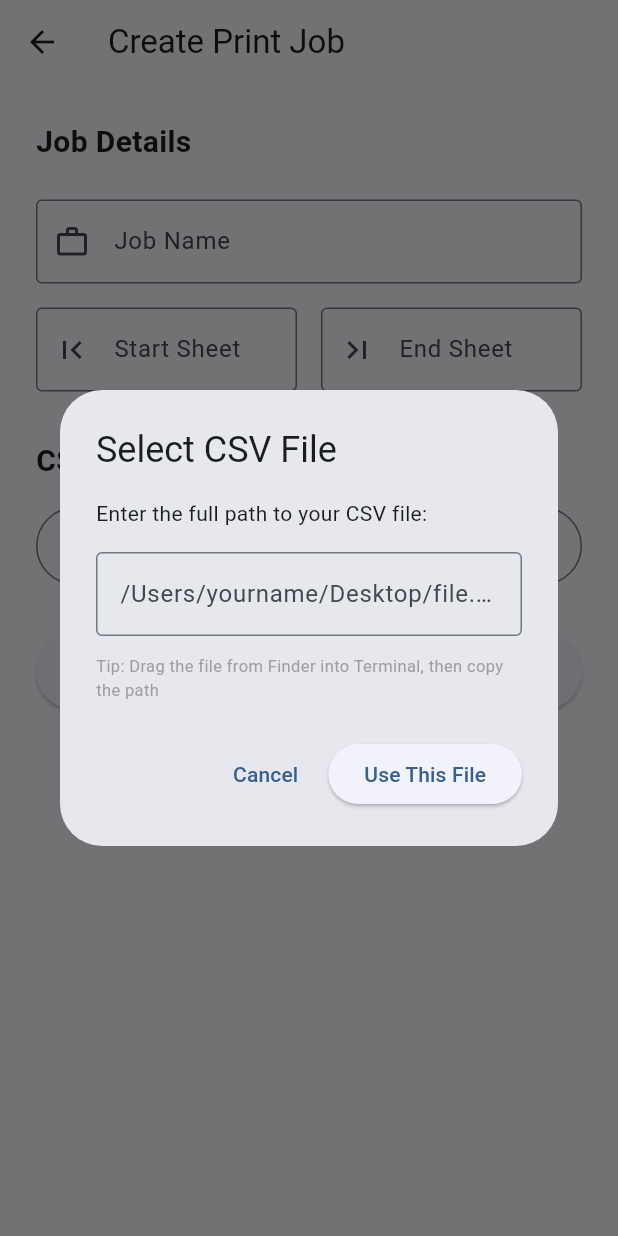
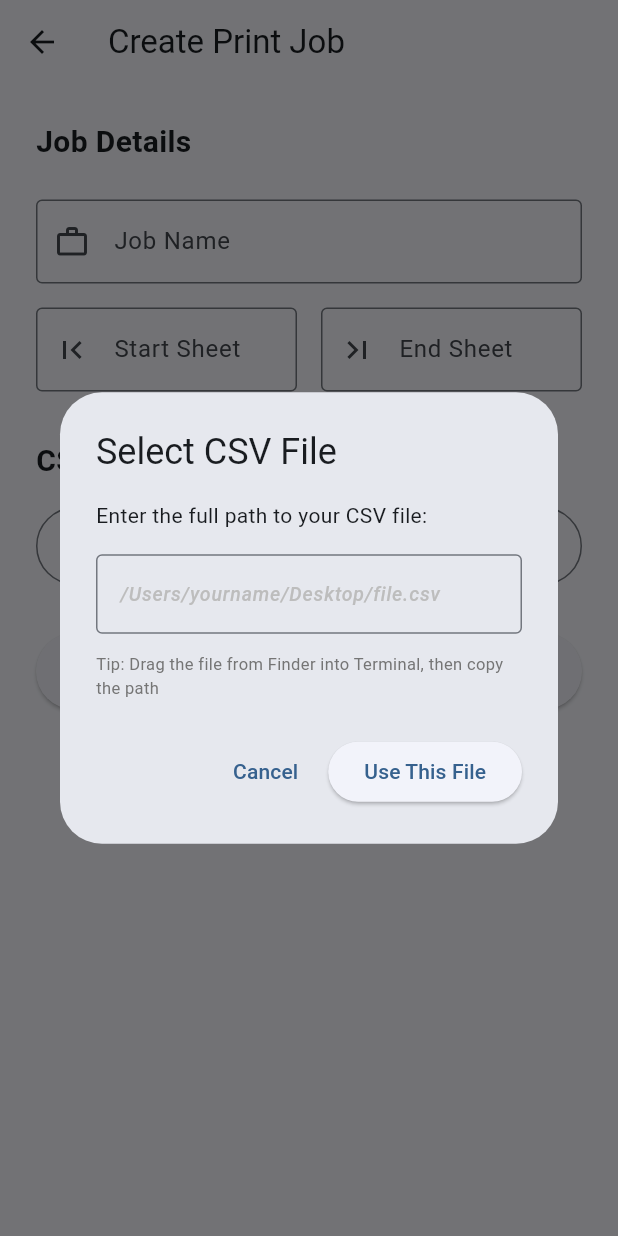
Before and after one commit to MonikaBhasin7/ledger_tracker, a Flutter app: the JobSetupScreen screen opened directly, after a tap on "Select CSV File", on a phone screen of 412 x 824 dp. Run offline on Flutter 3.47's test engine with Material 3 defaults, Android fonts, the phone set to English and light mode, and no system bars; our stand-ins replace csv, get, watcher; missing offline and left inert: window_manager.

Commit message:
ui changes

```diff
--- a/lib/screens/home_screen.dart
+++ b/lib/screens/home_screen.dart
@@ -41,7 +41,7 @@
             ),
             const SizedBox(height: 32),
             Text(
-              'Print Tracker',
+              'Print Tracker - Ledger Graphics',
               style: Theme.of(context).textTheme.headlineLarge?.copyWith(
                 fontWeight: FontWeight.bold,
               ),
--- a/lib/screens/job_setup_screen.dart
+++ b/lib/screens/job_setup_screen.dart
@@ -41,15 +41,25 @@
             const SizedBox(height: 16),
             TextField(
               controller: controller,
-              decoration: const InputDecoration(
+              decoration: InputDecoration(
                 hintText: '/Users/yourname/Desktop/file.csv',
-                border: OutlineInputBorder(),
+                hintStyle: TextStyle(
+                  color: Colors.grey[400],
+                  fontStyle: FontStyle.italic,
+                  fontSize: 13,
+                ),
+                border: const OutlineInputBorder(),
+              ),
+              style: const TextStyle(
+                color: Colors.black,
+                fontWeight: FontWeight.w500,
+                fontSize: 14,
               ),
             ),
             const SizedBox(height: 12),
-            const Text(
+            Text(
               'Tip: Drag the file from Finder into Terminal, then copy the path',
-              style: TextStyle(fontSize: 11, color: Colors.grey),
+              style: TextStyle(fontSize: 11, color: Colors.grey[600]),
             ),
           ],
         ),
@@ -149,11 +159,19 @@
               const SizedBox(height: 24),
               TextFormField(
                 controller: _jobNameController,
-                decoration: const InputDecoration(
+                decoration: InputDecoration(
                   labelText: 'Job Name',
                   hintText: 'e.g., OMR Sheets Batch 1',
-                  border: OutlineInputBorder(),
-                  prefixIcon: Icon(Icons.work_outline),
+                  hintStyle: TextStyle(
+                    color: Colors.grey[400],
+                    fontStyle: FontStyle.italic,
+                  ),
+                  border: const OutlineInputBorder(),
+                  prefixIcon: const Icon(Icons.work_outline),
+                ),
+                style: const TextStyle(
+                  color: Colors.black,
+                  fontWeight: FontWeight.w500,
                 ),
                 validator: (value) {
                   if (value == null || value.trim().isEmpty) {
@@ -168,11 +186,19 @@
                   Expanded(
                     child: TextFormField(
                       controller: _startSheetController,
-                      decoration: const InputDecoration(
+                      decoration: InputDecoration(
                         labelText: 'Start Sheet',
                         hintText: '1',
-                        border: OutlineInputBorder(),
-                        prefixIcon: Icon(Icons.first_page),
+                        hintStyle: TextStyle(
+                          color: Colors.grey[400],
+                          fontStyle: FontStyle.italic,
+                        ),
+                        border: const OutlineInputBorder(),
+                        prefixIcon: const Icon(Icons.first_page),
+                      ),
+                      style: const TextStyle(
+                        color: Colors.black,
+                        fontWeight: FontWeight.w500,
                       ),
                       keyboardType: TextInputType.number,
                       inputFormatters: [FilteringTextInputFormatter.digitsOnly],
@@ -192,11 +218,19 @@
                   Expanded(
                     child: TextFormField(
                       controller: _endSheetController,
-                      decoration: const InputDecoration(
+                      decoration: InputDecoration(
                         labelText: 'End Sheet',
                         hintText: '1000',
-                        border: OutlineInputBorder(),
-                        prefixIcon: Icon(Icons.last_page),
+                        hintStyle: TextStyle(
+                          color: Colors.grey[400],
+                          fontStyle: FontStyle.italic,
+                        ),
+                        border: const OutlineInputBorder(),
+                        prefixIcon: const Icon(Icons.last_page),
+                      ),
+                      style: const TextStyle(
+                        color: Colors.black,
+                        fontWeight: FontWeight.w500,
                       ),
                       keyboardType: TextInputType.number,
                       inputFormatters: [FilteringTextInputFormatter.digitsOnly],
--- a/lib/screens/monitoring_screen.dart
+++ b/lib/screens/monitoring_screen.dart
@@ -151,16 +151,16 @@
                         label: const Text('Refresh'),
                       ),
                     ),
-                    const SizedBox(width: 12),
-                    Expanded(
-                      child: ElevatedButton.icon(
-                        onPressed: job.missingCount > 0
-                            ? () => _exportMissingSheets(job.missingSheets)
-                            : null,
-                        icon: const Icon(Icons.download),
-                        label: const Text('Export Missing'),
-                      ),
-                    ),
+                    // const SizedBox(width: 12),
+                    // Expanded(
+                    //   child: ElevatedButton.icon(
+                    //     onPressed: job.missingCount > 0
+                    //         ? () => _exportMissingSheets(job.missingSheets)
+                    //         : null,
+                    //     icon: const Icon(Icons.download),
+                    //     label: const Text('Export Missing'),
+                    //   ),
+                    // ),
                   ],
                 ),
               ],
```
